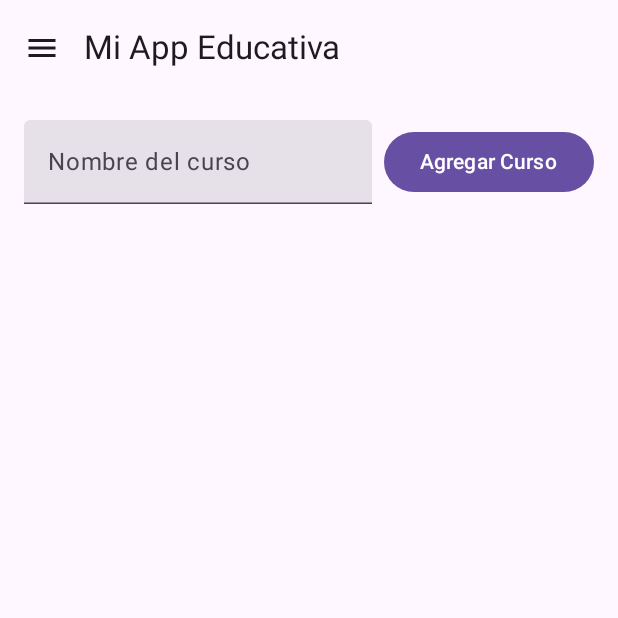
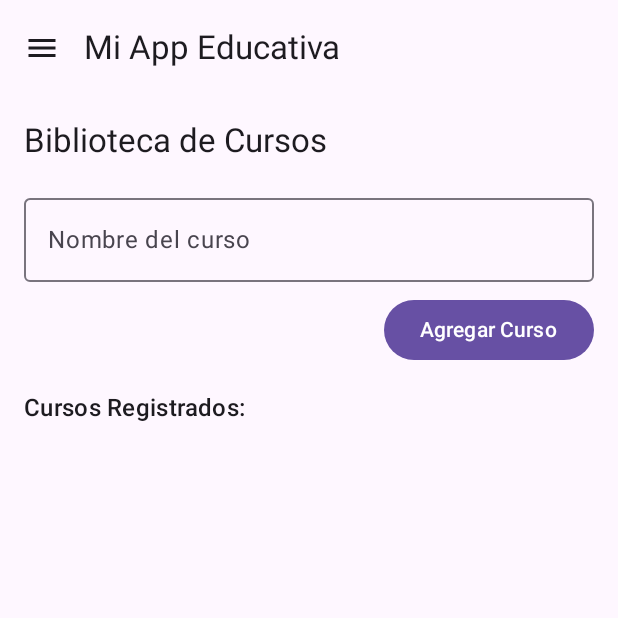
Before and after one commit to elvisjsAtlas1/AgendaC6G2Colaborativo, an Android app built with Jetpack Compose: the BibliotecaScreen screen opened through its navigation route, on a phone screen of 412 x 824 dp, the top half of it. Run offline under Robolectric (Android 15) with nearby library versions, the light colour scheme and no system bars.

Commit message:
agregando ultima funcionalidad sin persistencia de datos

```diff
--- a/app/src/main/java/com/example/agendaencarta2004v3/biblioteca/ui/BibliotecaScreen.kt
+++ b/app/src/main/java/com/example/agendaencarta2004v3/biblioteca/ui/BibliotecaScreen.kt
@@ -6,13 +6,17 @@ import androidx.compose.foundation.layout.Box
 import androidx.compose.foundation.layout.Column
 import androidx.compose.foundation.layout.Row
 import androidx.compose.foundation.layout.Spacer
+import androidx.activity.ComponentActivity
 import androidx.compose.foundation.layout.fillMaxSize
+import androidx.compose.ui.platform.LocalContext
+import androidx.lifecycle.viewmodel.compose.viewModel
 import androidx.compose.foundation.layout.fillMaxWidth
 import androidx.compose.foundation.layout.height
 import androidx.compose.foundation.layout.padding
 import androidx.compose.foundation.layout.width
 import androidx.compose.foundation.lazy.LazyColumn
 import androidx.compose.foundation.lazy.items
+
 import androidx.compose.foundation.shape.RoundedCornerShape
 import androidx.compose.material3.AlertDialog
 import androidx.compose.material3.Button
@@ -40,41 +44,56 @@ import com.example.agendaencarta2004v3.biblioteca.model.Semana
 import com.example.agendaencarta2004v3.biblioteca.viewmodel.BibliotecaViewModel
 
 @Composable
-fun BibliotecaScreen(viewModel: BibliotecaViewModel = viewModel()) {
+fun BibliotecaScreen(bibliotecaViewModel: BibliotecaViewModel) {
+    val cursos = bibliotecaViewModel.cursos
     var nombreCurso by remember { mutableStateOf("") }
 
-    Column(modifier = Modifier.padding(16.dp)) {
-        Row(verticalAlignment = Alignment.CenterVertically) {
-            TextField(
+    Column(
+        modifier = Modifier
+            .fillMaxSize()
+            .padding(16.dp)
+    ) {
+        Text("Biblioteca de Cursos", style = MaterialTheme.typography.titleLarge)
+        Spacer(modifier = Modifier.height(16.dp))
+
+        // 🔹 Campo de texto para nuevo curso
+        OutlinedTextField(
             value = nombreCurso,
             onValueChange = { nombreCurso = it },
             label = { Text("Nombre del curso") },
-                modifier = Modifier.weight(1f)
+            modifier = Modifier.fillMaxWidth()
         )
 
-            Spacer(modifier = Modifier.width(8.dp))
+        Spacer(modifier = Modifier.height(8.dp))
 
+        // 🔹 Botón de agregar curso
         Button(
             onClick = {
                 if (nombreCurso.isNotBlank()) {
-                        viewModel.agregarCurso(nombreCurso)
-                        nombreCurso = "" // limpia campo
+                    bibliotecaViewModel.agregarCurso(nombreCurso)
+                    nombreCurso = "" // limpiar campo
                 }
-                }
+            },
+            modifier = Modifier.align(Alignment.End)
         ) {
             Text("Agregar Curso")
-            }
         }
 
         Spacer(modifier = Modifier.height(16.dp))
 
+        // 🔹 Lista de cursos con opciones
+        Text("Cursos Registrados:", style = MaterialTheme.typography.titleMedium)
+        Spacer(modifier = Modifier.height(8.dp))
+
         LazyColumn {
-            items(viewModel.cursos) { curso ->
-                CursoItem(curso, viewModel)
+            items(cursos) { curso ->
+                CursoItem(curso, bibliotecaViewModel)
             }
         }
     }
 }
+
+
 
 @Composable
 fun CursoItem(curso: Curso, viewModel: BibliotecaViewModel) {
--- a/app/src/main/java/com/example/agendaencarta2004v3/core/navigation/NavGraph.kt
+++ b/app/src/main/java/com/example/agendaencarta2004v3/core/navigation/NavGraph.kt
@@ -21,23 +21,28 @@ fun AppNavigation() {
     val navController = rememberNavController()
     val drawerState = rememberDrawerState(DrawerValue.Closed)
 
+    // 👉 Se crea solo UNA VEZ aquí
+    val bibliotecaViewModel: BibliotecaViewModel = viewModel()
+
     MainScaffold(navController, drawerState) {
         NavHost(navController, startDestination = Screen.Inicio.route) {
 
             composable(Screen.Inicio.route) { InicioScreen() }
 
-            // Aquí se corrige AgendaScreen
+            // Agenda usa el MISMO bibliotecaViewModel
             composable(Screen.Agenda.route) {
                 val agendaViewModel: AgendaViewModel = viewModel()
-                val bibliotecaViewModel: BibliotecaViewModel = viewModel()
-
                 AgendaScreen(
                     agendaViewModel = agendaViewModel,
                     bibliotecaViewModel = bibliotecaViewModel
                 )
             }
 
-            composable(Screen.Biblioteca.route) { BibliotecaScreen() }
+            // 👉 Pasamos el mismo también a BibliotecaScreen
+            composable(Screen.Biblioteca.route) {
+                BibliotecaScreen(bibliotecaViewModel = bibliotecaViewModel)
+            }
+
             composable(Screen.Actividades.route) { ActividadesScreen() }
             composable(Screen.Resumen.route) { ResumenScreen() }
         }
--- a/gradle/libs.versions.toml
+++ b/gradle/libs.versions.toml
@@ -10,6 +10,8 @@ activityCompose = "1.10.1"
 composeBom = "2024.09.00"
 navigationCompose = "2.9.3"
 material3 = "1.3.2"
+
+ksp = "2.0.20-1.0.24"
 
 [libraries]
 androidx-core-ktx = { group = "androidx.core", name = "core-ktx", version.ref = "coreKtx" }
@@ -33,3 +35,5 @@ material3 = { group = "androidx.compose.material3", name = "material3", version.
 android-application = { id = "com.android.application", version.ref = "agp" }
 kotlin-android = { id = "org.jetbrains.kotlin.android", version.ref = "kotlin" }
 kotlin-compose = { id = "org.jetbrains.kotlin.plugin.compose", version.ref = "kotlin" }
+
+ksp                  = { id = "com.google.devtools.ksp", version.ref = "ksp" }
```
Also changed, not shown: app/build.gradle.kts (+21 -0 lines), app/src/main/java/com/example/agendaencarta2004v3/agenda/model/Evento.kt (+6 -1 lines), app/src/main/java/com/example/agendaencarta2004v3/agenda/ui/AgendaScreen.kt (+13 -10 lines), app/src/main/java/com/example/agendaencarta2004v3/agenda/viewmodel/AgendaViewModel.kt (+7 -1 lines), app/src/main/java/com/example/agendaencarta2004v3/biblioteca/viewmodel/BibliotecaViewModel.kt (+15 -0 lines). Lines whose indentation alone changed are shown as unchanged.
